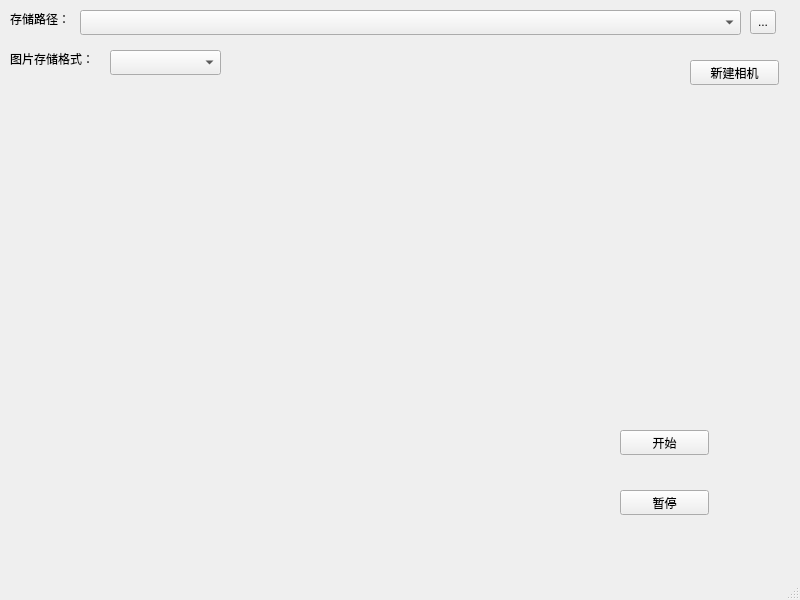
Old version of the form mainwindow.ui in the repository DAC8811/gige_receiver.
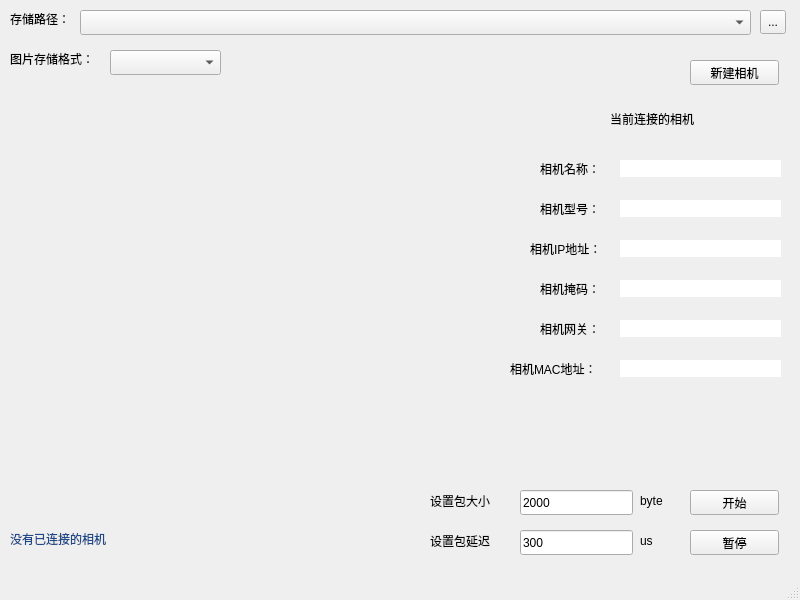
New version of the form.

Commit message: 新增加了选择包大小，包延迟，暂停传输的功能

What changed in the file:
```diff
--- a/mainwindow.ui
+++ b/mainwindow.ui
@@ -17,8 +17,8 @@
    <widget class="QPushButton" name="start">
     <property name="geometry">
      <rect>
-      <x>620</x>
-      <y>430</y>
+      <x>690</x>
+      <y>490</y>
       <width>89</width>
       <height>25</height>
      </rect>
@@ -30,8 +30,8 @@
    <widget class="QPushButton" name="stop">
     <property name="geometry">
      <rect>
-      <x>620</x>
-      <y>490</y>
+      <x>690</x>
+      <y>530</y>
       <width>89</width>
       <height>25</height>
      </rect>
@@ -58,7 +58,7 @@
      <rect>
       <x>80</x>
       <y>10</y>
-      <width>661</width>
+      <width>671</width>
       <height>25</height>
      </rect>
     </property>
@@ -66,7 +66,7 @@
    <widget class="QToolButton" name="toolButton">
     <property name="geometry">
      <rect>
-      <x>750</x>
+      <x>760</x>
       <y>10</y>
       <width>26</width>
       <height>24</height>
@@ -112,6 +112,317 @@
      <string>新建相机</string>
     </property>
    </widget>
+   <widget class="QLabel" name="label_3">
+    <property name="geometry">
+     <rect>
+      <x>530</x>
+      <y>240</y>
+      <width>91</width>
+      <height>17</height>
+     </rect>
+    </property>
+    <property name="text">
+     <string>相机IP地址：</string>
+    </property>
+   </widget>
+   <widget class="QLabel" name="label_4">
+    <property name="geometry">
+     <rect>
+      <x>540</x>
+      <y>280</y>
+      <width>71</width>
+      <height>17</height>
+     </rect>
+    </property>
+    <property name="text">
+     <string>相机掩码：</string>
+    </property>
+   </widget>
+   <widget class="QLabel" name="label_5">
+    <property name="geometry">
+     <rect>
+      <x>540</x>
+      <y>320</y>
+      <width>71</width>
+      <height>17</height>
+     </rect>
+    </property>
+    <property name="text">
+     <string>相机网关：</string>
+    </property>
+   </widget>
+   <widget class="QLabel" name="label_6">
+    <property name="geometry">
+     <rect>
+      <x>510</x>
+      <y>360</y>
+      <width>101</width>
+      <height>17</height>
+     </rect>
+    </property>
+    <property name="text">
+     <string>相机MAC地址：</string>
+    </property>
+   </widget>
+   <widget class="QLabel" name="label_7">
+    <property name="geometry">
+     <rect>
+      <x>540</x>
+      <y>160</y>
+      <width>71</width>
+      <height>17</height>
+     </rect>
+    </property>
+    <property name="text">
+     <string>相机名称：</string>
+    </property>
+   </widget>
+   <widget class="QLabel" name="label_8">
+    <property name="geometry">
+     <rect>
+      <x>540</x>
+      <y>200</y>
+      <width>71</width>
+      <height>17</height>
+     </rect>
+    </property>
+    <property name="text">
+     <string>相机型号：</string>
+    </property>
+   </widget>
+   <widget class="QLabel" name="name">
+    <property name="geometry">
+     <rect>
+      <x>620</x>
+      <y>160</y>
+      <width>161</width>
+      <height>17</height>
+     </rect>
+    </property>
+    <property name="styleSheet">
+     <string notr="true">background-color: rgb(255, 255, 255);
+font: 75 11pt &quot;URW Bookman L&quot;;
+color: rgb(0, 0, 0);</string>
+    </property>
+    <property name="text">
+     <string/>
+    </property>
+    <property name="textInteractionFlags">
+     <set>Qt::LinksAccessibleByMouse</set>
+    </property>
+   </widget>
+   <widget class="QLabel" name="type">
+    <property name="geometry">
+     <rect>
+      <x>620</x>
+      <y>200</y>
+      <width>161</width>
+      <height>17</height>
+     </rect>
+    </property>
+    <property name="styleSheet">
+     <string notr="true">font: 75 11pt &quot;URW Bookman L&quot;;
+color: rgb(0, 0, 0);
+background-color: rgb(255, 255, 255);</string>
+    </property>
+    <property name="text">
+     <string/>
+    </property>
+    <property name="textInteractionFlags">
+     <set>Qt::LinksAccessibleByMouse</set>
+    </property>
+   </widget>
+   <widget class="QLabel" name="IP">
+    <property name="geometry">
+     <rect>
+      <x>620</x>
+      <y>240</y>
+      <width>161</width>
+      <height>17</height>
+     </rect>
+    </property>
+    <property name="styleSheet">
+     <string notr="true">color: rgb(0, 0, 0);
+background-color: rgb(255, 255, 255);
+font: 75 11pt &quot;URW Bookman L&quot;;</string>
+    </property>
+    <property name="text">
+     <string/>
+    </property>
+    <property name="textInteractionFlags">
+     <set>Qt::LinksAccessibleByMouse</set>
+    </property>
+   </widget>
+   <widget class="QLabel" name="mask">
+    <property name="geometry">
+     <rect>
+      <x>620</x>
+      <y>280</y>
+      <width>161</width>
+      <height>17</height>
+     </rect>
+    </property>
+    <property name="styleSheet">
+     <string notr="true">font: 75 11pt &quot;URW Bookman L&quot;;
+color: rgb(0, 0, 0);
+background-color: rgb(255, 255, 255);</string>
+    </property>
+    <property name="text">
+     <string/>
+    </property>
+    <property name="textInteractionFlags">
+     <set>Qt::LinksAccessibleByMouse</set>
+    </property>
+   </widget>
+   <widget class="QLabel" name="gate">
+    <property name="geometry">
+     <rect>
+      <x>620</x>
+      <y>320</y>
+      <width>161</width>
+      <height>17</height>
+     </rect>
+    </property>
+    <property name="styleSheet">
+     <string notr="true">color: rgb(0, 0, 0);
+background-color: rgb(255, 255, 255);
+font: 75 11pt &quot;URW Bookman L&quot;;</string>
+    </property>
+    <property name="text">
+     <string/>
+    </property>
+    <property name="textInteractionFlags">
+     <set>Qt::LinksAccessibleByMouse</set>
+    </property>
+   </widget>
+   <widget class="QLabel" name="mac">
+    <property name="geometry">
+     <rect>
+      <x>620</x>
+      <y>360</y>
+      <width>161</width>
+      <height>17</height>
+     </rect>
+    </property>
+    <property name="styleSheet">
+     <string notr="true">color: rgb(0, 0, 0);
+background-color: rgb(255, 255, 255);
+font: 75 11pt &quot;URW Bookman L&quot;;</string>
+    </property>
+    <property name="text">
+     <string/>
+    </property>
+    <property name="textInteractionFlags">
+     <set>Qt::LinksAccessibleByMouse</set>
+    </property>
+   </widget>
+   <widget class="QLabel" name="label_9">
+    <property name="geometry">
+     <rect>
+      <x>610</x>
+      <y>110</y>
+      <width>111</width>
+      <height>17</height>
+     </rect>
+    </property>
+    <property name="text">
+     <string>当前连接的相机</string>
+    </property>
+   </widget>
+   <widget class="QLabel" name="tips">
+    <property name="geometry">
+     <rect>
+      <x>10</x>
+      <y>530</y>
+      <width>361</width>
+      <height>17</height>
+     </rect>
+    </property>
+    <property name="styleSheet">
+     <string notr="true">color: rgb(32, 74, 135);</string>
+    </property>
+    <property name="text">
+     <string>没有已连接的相机</string>
+    </property>
+   </widget>
+   <widget class="QLineEdit" name="packetsize">
+    <property name="geometry">
+     <rect>
+      <x>520</x>
+      <y>490</y>
+      <width>113</width>
+      <height>25</height>
+     </rect>
+    </property>
+    <property name="text">
+     <string>2000</string>
+    </property>
+   </widget>
+   <widget class="QLineEdit" name="packetdelay">
+    <property name="geometry">
+     <rect>
+      <x>520</x>
+      <y>530</y>
+      <width>113</width>
+      <height>25</height>
+     </rect>
+    </property>
+    <property name="text">
+     <string>300</string>
+    </property>
+   </widget>
+   <widget class="QLabel" name="label_10">
+    <property name="geometry">
+     <rect>
+      <x>640</x>
+      <y>530</y>
+      <width>16</width>
+      <height>21</height>
+     </rect>
+    </property>
+    <property name="text">
+     <string>us</string>
+    </property>
+   </widget>
+   <widget class="QLabel" name="label_11">
+    <property name="geometry">
+     <rect>
+      <x>640</x>
+      <y>490</y>
+      <width>31</width>
+      <height>21</height>
+     </rect>
+    </property>
+    <property name="text">
+     <string>byte</string>
+    </property>
+   </widget>
+   <widget class="QLabel" name="label_12">
+    <property name="geometry">
+     <rect>
+      <x>430</x>
+      <y>490</y>
+      <width>81</width>
+      <height>21</height>
+     </rect>
+    </property>
+    <property name="text">
+     <string>设置包大小</string>
+    </property>
+   </widget>
+   <widget class="QLabel" name="label_13">
+    <property name="geometry">
+     <rect>
+      <x>430</x>
+      <y>530</y>
+      <width>81</width>
+      <height>21</height>
+     </rect>
+    </property>
+    <property name="text">
+     <string>设置包延迟</string>
+    </property>
+   </widget>
   </widget>
   <widget class="QMenuBar" name="menubar">
    <property name="geometry">
```
The commit also changes 8 other files.
